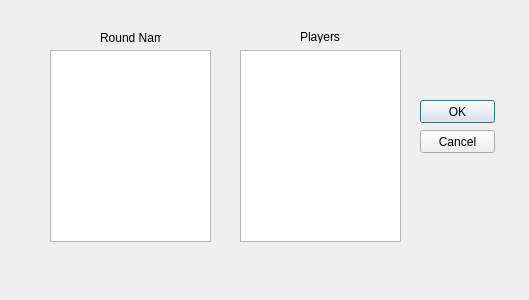
This is SelectRoundDialog.ui in GFlores17/JackboxT.O.-GUI-Version as Qt 5 draws it before an edit. The edited form follows.
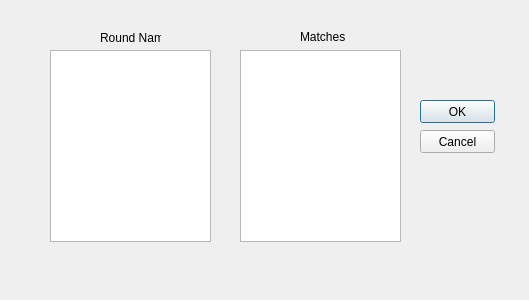
This is the edited form.

Patch:
```diff
--- a/SelectRoundDialog.ui
+++ b/SelectRoundDialog.ui
@@ -82,7 +82,7 @@
     </rect>
    </property>
    <property name="text">
-    <string>Players</string>
+    <string>Matches</string>
    </property>
   </widget>
  </widget>
```
